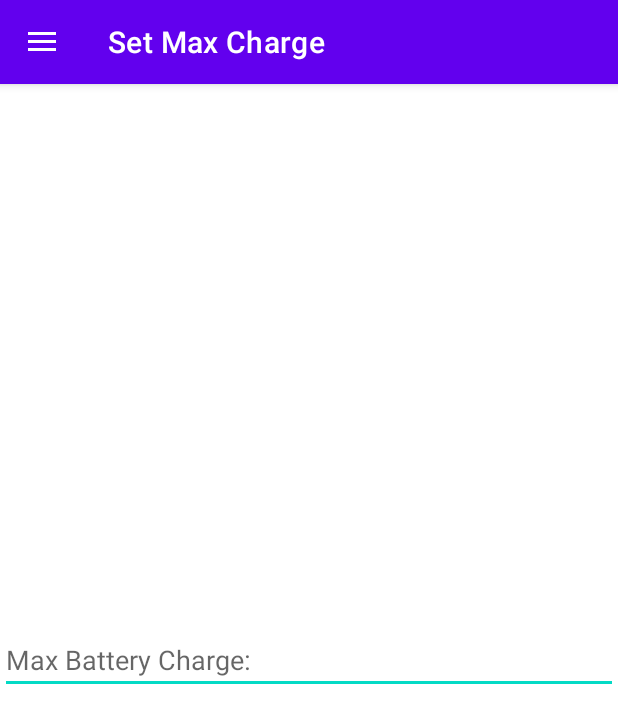
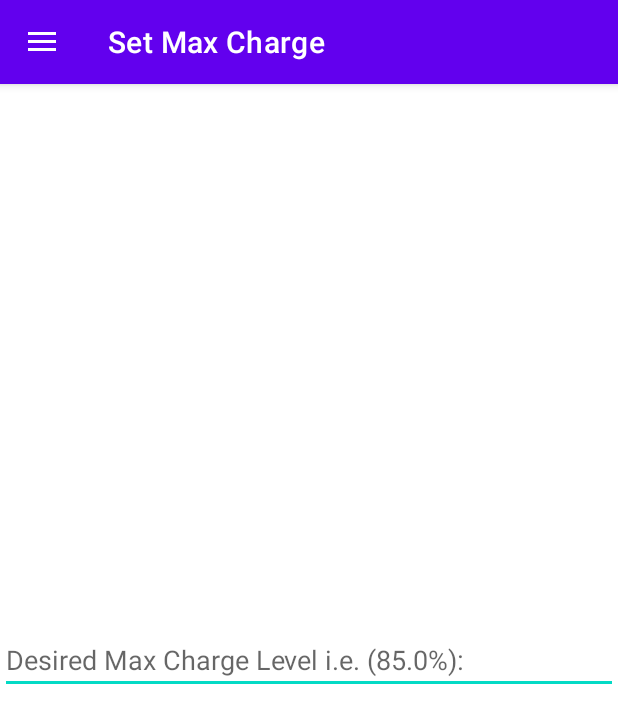
Before and after one commit to ckkirk24/ECEN-404-Group-12-Wind-Power, an Android app: the screen it shows after launch (MainActivity), in the side drawer, after a tap on "Set Max Charge", on a phone screen of 412 x 824 dp. Shown: the top 723 px of the screen. Run offline under Robolectric (Android 15) with nearby library versions, the phone set to English and light mode, and no system bars; our stand-ins replace navigation-ui; libraries missing offline, so code that uses them is left out: com.androidplot.util, com.androidplot.xy; plain views replace XYPlot; 9 statements that could not run were skipped.

Commit message:
settings page progress

```diff
--- a/android_app/app/src/main/java/com/example/menutest/ui/settings/Settingsfragment.kt
+++ b/android_app/app/src/main/java/com/example/menutest/ui/settings/Settingsfragment.kt
@@ -4,6 +4,7 @@ import android.os.Bundle
 import android.view.LayoutInflater
 import android.view.View
 import android.view.ViewGroup
+import android.widget.EditText
 import android.widget.TextView
 import androidx.fragment.app.Fragment
 import androidx.lifecycle.ViewModelProvider
@@ -23,9 +24,11 @@ class Settingsfragment : Fragment() {
         savedInstanceState: Bundle?
     ): View {
 
+        val root = inflater.inflate(R.layout.fragment_settings, container, false)
+        val editText = root.findViewById<EditText>(R.id.edit_text)
+        val desiredChargeLevel = editText.text.toString().toFloatOrNull()
+        // desiredChargeLevel will be null if the user enters an invalid input (e.g., non-numeric value)
 
-
-        val root = inflater.inflate(R.layout.fragment_settings, container, false)
 
 
         return root
--- a/android_app/app/src/main/res/layout/fragment_home.xml
+++ b/android_app/app/src/main/res/layout/fragment_home.xml
@@ -176,7 +176,7 @@
         android:layout_width="0dp"
         android:layout_height="169dp"
         android:textAlignment="center"
-        android:textSize="20sp"
+        android:textSize="25sp"
         app:layout_constraintBottom_toBottomOf="parent"
         app:layout_constraintEnd_toEndOf="parent"
         app:layout_constraintHorizontal_bias="0.0"
--- a/android_app/app/src/main/res/layout/fragment_settings.xml
+++ b/android_app/app/src/main/res/layout/fragment_settings.xml
@@ -11,7 +11,7 @@
         android:id="@+id/edit_text"
         android:layout_width="match_parent"
         android:layout_height="wrap_content"
-        android:hint="Max Battery Charge:"
+        android:hint="Desired Max Charge Level i.e. (85.0%):"
         app:layout_constraintTop_toTopOf="parent"
         app:layout_constraintBottom_toBottomOf="parent"
         app:layout_constraintStart_toStartOf="parent"
```
